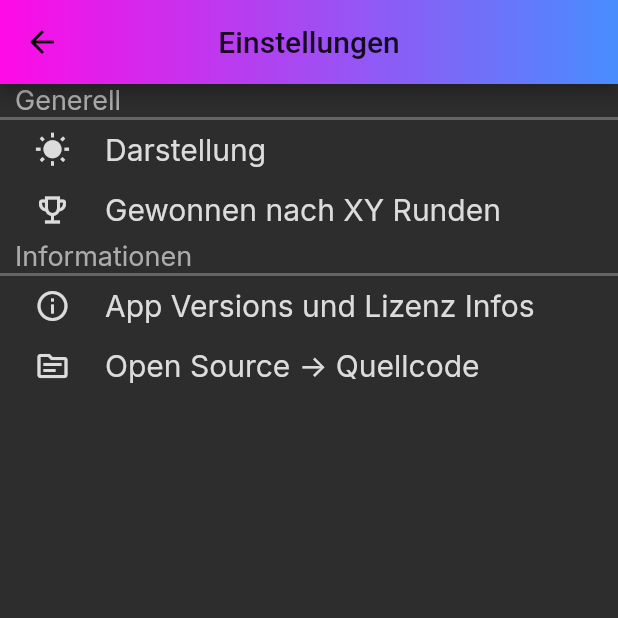
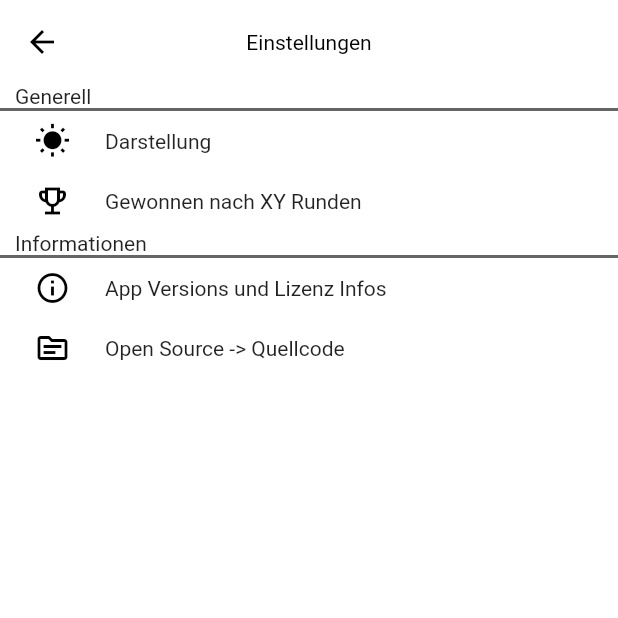
Before and after one commit to Freddy880/tic_tac_toe, a Flutter app: the screen it shows after launch, after a tap on "Einstellungen", on a phone screen of 412 x 824 dp, the top half of it. Run offline on Flutter 3.47's test engine with Material 2 defaults, Android fonts, the phone set to English and light mode, and no system bars; our stand-ins replace google_fonts.

Commit message:
Adding Themes
-Different Colors for dark and White theme

```diff
--- a/lib/GamePage.dart
+++ b/lib/GamePage.dart
@@ -59,6 +59,7 @@ class _GameState extends State<Game> {
   Widget build(BuildContext context) {
     return Scaffold(
       appBar: AppBar(
+        elevation: 0,
           centerTitle: true,
           leading: Container(),
           actions: [
@@ -92,17 +93,7 @@ class _GameState extends State<Game> {
             "Tic Tac Toe von Flo",
             style: GoogleFonts.concertOne(),
           ),
-          flexibleSpace: Container(
-            decoration: BoxDecoration(
-              gradient: LinearGradient(
-                  begin: Alignment.centerRight,
-                  end: Alignment.centerLeft,
-                  colors: [
-                    Color(0xFF488DFF),
-                    Color(0xFFFF0AE6),
-                  ]),
-            ),
-          )),
+          ),
       body: _gameBody(),
     );
   }
@@ -110,11 +101,6 @@ class _GameState extends State<Game> {
   //Body of the game Page
   _gameBody() {
     return Container(
-      decoration: BoxDecoration(
-          gradient: LinearGradient(
-              begin: Alignment.topRight,
-              end: Alignment.bottomRight,
-              colors: [Color(0xB2CE1B81), Color(0xB2361BCE)])),
       child: Column(
         children: [
           Container(
@@ -226,7 +212,7 @@ class _GameState extends State<Game> {
             itemBuilder: (context, index) {
               return Container(
                 decoration:
-                    BoxDecoration(border: Border.all(color: Color(0x992A2A2A))),
+                    BoxDecoration(border: Border.all(color: Theme.of(context).accentColor)),
                 child: GestureDetector(
                     behavior: HitTestBehavior.translucent,
                     onTap: () {
--- a/lib/ManualPage.dart
+++ b/lib/ManualPage.dart
@@ -31,24 +31,9 @@ class ManualPage extends StatelessWidget {
             "Tic Tac Toe von Flo",
             style: GoogleFonts.concertOne(),
           ),
-            flexibleSpace: Container(
-              decoration: BoxDecoration(
-                gradient: LinearGradient(
-                    begin: Alignment.centerLeft,
-                    end: Alignment.centerRight,
-                    colors: [
-                      Color(0xFFFF0AE6),
-                      Color(0xFF488DFF),
-                    ]),
         ),
-            )),
         body: Container(
           width: MediaQuery.of(context).size.width,
-          decoration: BoxDecoration(
-              gradient: LinearGradient(
-                  begin: Alignment.topRight,
-                  end: Alignment.bottomRight,
-                  colors: [Color(0xB2CE1B81), Color(0xB2361BCE)])),
           child: _buildContent(),
         ));
   }
@@ -67,7 +52,8 @@ class ManualPage extends StatelessWidget {
       Container(
           padding: EdgeInsets.fromLTRB(15, 10, 10, 15),
           child: Text(
-        "Bei dem bekannten Spiel Tic Tac Toe, spielen 2 Spieler gegeneinander. "
+            "Bei dem bekannten Spiel Tic Tac Toe, spielen 2 Spieler"
+                " gegeneinander. "
             "Das Ziel des Spiels ist es, dass man als Spieler drei seiner"
             "Zeichen Vertikal, Horizontal oder Diagonal platziert."
             "Die Spieler Spielen abwechselnd. In dieser version muss man"
--- /dev/null
+++ b/lib/MyThemes.dart
@@ -0,0 +1,59 @@
+import 'package:flutter/material.dart';
+
+class MyThemes{
+  static final darkTheme = _buildDarkTheme();
+
+
+  static final lightTheme = _buildLightTheme();
+}
+
+ThemeData _buildDarkTheme() {
+  final ThemeData base = ThemeData.dark();
+  return base.copyWith(
+    colorScheme: base.colorScheme.copyWith(
+      primary: Color(0xFFA167DF),
+      primaryVariant: Color(0xFF6b10c5),
+      onPrimary: Colors.white,
+      secondary: Color(0xFF6769DF),
+      onSecondary: Colors.black,
+      error: Colors.red,
+    ),
+    accentColor: Color(0xFF6769DF) ,
+    primaryColor: Color(0xFFA167DF),
+    scaffoldBackgroundColor:Color(0xFF2E2E2F),
+    appBarTheme: base.appBarTheme.copyWith(
+      backwardsCompatibility: false,
+      backgroundColor: Color(0xFF2E2E2F),
+    ),
+  );
+}
+ThemeData _buildLightTheme() {
+  final ThemeData base = ThemeData.light();
+  return base.copyWith(
+    colorScheme: base.colorScheme.copyWith(
+      primary: Color(0xFFC1005A),
+      primaryVariant: Color(0xFF8a0031),
+      secondary: Color(0xFF00c167),
+      secondaryVariant: Color(0xFF008f3a),
+      onPrimary: Colors.white,
+      onSecondary: Colors.black,
+    ),
+    primaryColor: Color(0xFFC1005A),
+    accentColor: Color(0xFF00c167),
+    scaffoldBackgroundColor: Colors.white,
+    appBarTheme: AppBarTheme(
+      iconTheme: IconThemeData(
+        color: Colors.black,
+      ),
+      color: Colors.white,
+      textTheme: TextTheme(
+        headline6: TextStyle(
+          color: Colors.black,
+        )
+      )
+    ),
+    iconTheme: IconThemeData(
+      color: Colors.black,
+    )
+  );
+}
--- a/lib/SettingsPage.dart
+++ b/lib/SettingsPage.dart
@@ -19,7 +19,6 @@
 
 import 'dart:ui';
 
-import 'package:flutter/cupertino.dart';
 import 'package:flutter/material.dart';
 import 'package:flutter/painting.dart';
 import 'package:flutter/services.dart';
@@ -37,13 +36,12 @@ class SettingPage extends StatefulWidget {
 }
 
 class _SettingPageState extends State<SettingPage> {
-
-
   createWinDialog(BuildContext context) {
     return showDialog(
         context: context,
         builder: (context) {
-          TextEditingController lapsWinController = TextEditingController(text: "$lapsForWin");
+          TextEditingController lapsWinController =
+              TextEditingController(text: "$lapsForWin");
           final formKey = GlobalKey<FormState>();
           return StatefulBuilder(builder: (context, setState) {
             return AlertDialog(
@@ -54,24 +52,18 @@ class _SettingPageState extends State<SettingPage> {
                 ),
                 TextButton(
                     onPressed: () {
-                      if (!formKey.currentState.validate()){
+                      if (!formKey.currentState.validate()) {
                         Navigator.pop(context);
-                        ScaffoldMessenger.of(context)
-                            .showSnackBar(
-                          SnackBar(content: Text("Ungültige Eingabe"))
-                        );
-                      }else{
+                        ScaffoldMessenger.of(context).showSnackBar(
+                            SnackBar(content: Text("Ungültige Eingabe")));
+                      } else {
                         Navigator.pop(context);
                         lapsForWin = int.parse(lapsWinController.text);
-                      ScaffoldMessenger.of(context)
-                          .showSnackBar(
-                          SnackBar(content: Text("Eingabe Erfolgreich"))
-                      );
+                        ScaffoldMessenger.of(context).showSnackBar(
+                            SnackBar(content: Text("Eingabe Erfolgreich")));
                       }
                     },
-                    child: Text(
-                      "Bestätigen"
-                    ))
+                    child: Text("Bestätigen"))
               ],
               title: Text(
                 "Benötigte runden um zu gewinnen",
@@ -83,7 +75,7 @@ class _SettingPageState extends State<SettingPage> {
                     child: TextFormField(
                       controller: lapsWinController,
                       validator: (value) {
-                      if(value == null || value.isEmpty){
+                        if (value == null || value.isEmpty) {
                           return "Muss gefüllt sein";
                         }
                         return null;
@@ -98,13 +90,9 @@ class _SettingPageState extends State<SettingPage> {
                           helperText: "Nur ganze Zahlen!",
                           border: OutlineInputBorder(
                               borderRadius: BorderRadius.circular(10),
-                        borderSide: BorderSide(
-                        )
-                      )
+                              borderSide: BorderSide())),
                     ),
-                  ),
-                )
-              ),
+                  )),
             );
           });
         });
@@ -202,6 +190,7 @@ class _SettingPageState extends State<SettingPage> {
   Widget build(BuildContext context) {
     return Scaffold(
       appBar: AppBar(
+        elevation: 0,
         leading: IconButton(
           icon: Icon(Icons.arrow_back),
           onPressed: () {
@@ -211,20 +200,8 @@ class _SettingPageState extends State<SettingPage> {
         centerTitle: true,
         title: Text(
           "Einstellungen",
-            style: GoogleFonts.concertOne(),
         ),
-          flexibleSpace: Container(
-            decoration: BoxDecoration(
-              gradient: LinearGradient(
-                  begin: Alignment.centerLeft,
-                  end: Alignment.centerRight,
-                  colors: [
-                    Color(0xFFFF0AE6),
-                    Color(0xFF488DFF),
-                  ]),
       ),
-          )),
-      backgroundColor: Color(0xFF2D2D2D),
       body: ListView(
         children: [
           Container(
@@ -233,15 +210,10 @@ class _SettingPageState extends State<SettingPage> {
                 Container(
                   child: Text("Generell",
                       textAlign: TextAlign.left,
-                      style: GoogleFonts.inter(
-                          fontSize: 18,
-                          textStyle: TextStyle(
-                            color: Color(0xFFACACAC),
-                          ))),
+                      ),
                   width: MediaQuery.of(context).size.width,
                   padding: EdgeInsets.fromLTRB(10, 0, 0, 0),
                   decoration: BoxDecoration(
-                      color: Color(0xFF2D2D2D),
                       border: Border(
                           bottom: BorderSide(
                         color: Color(0xFF656565),
@@ -249,35 +221,25 @@ class _SettingPageState extends State<SettingPage> {
                       ))),
                 ),
                 SettingsObjekt(
-                    color: Color(0xFF2D2D2D),
+                    color: Theme.of(context).scaffoldBackgroundColor,
                     icon: Icon(
                       Icons.wb_sunny_sharp,
-                      color: Color(0xFFDCDCDC),
+                      color: Theme.of(context).iconTheme.color
                     ),
                     text: Text(
                       "Darstellung",
-                      style: GoogleFonts.inter(
-                          fontSize: 20,
-                          textStyle: TextStyle(
-                            color: Color(0xFFDCDCDC),
-                          )),
                     ),
                     onTap: () {
                       createDialog(context);
                     }),
                 SettingsObjekt(
-                  color: Color(0xFF2D2D2D),
+                  color: Theme.of(context).scaffoldBackgroundColor,
                   icon: Icon(
                     Icons.emoji_events_outlined,
-                    color: Color(0xFFDCDCDC),
+                    color: Theme.of(context).iconTheme.color,
                   ),
                   text: Text(
                     "Gewonnen nach XY Runden",
-                    style: GoogleFonts.inter(
-                        fontSize: 20,
-                        textStyle: TextStyle(
-                          color: Color(0xFFDCDCDC),
-                        )),
                   ),
                   onTap: () {
                     createWinDialog(context);
@@ -290,17 +252,11 @@ class _SettingPageState extends State<SettingPage> {
             child: Column(
               children: [
                 Container(
-                  child: Text("Informationen",
-                      textAlign: TextAlign.left,
-                      style: GoogleFonts.inter(
-                          fontSize: 18,
-                          textStyle: TextStyle(
-                            color: Color(0xFFACACAC),
-                          ))),
+                  child: Text("Informationen"),
                   width: MediaQuery.of(context).size.width,
                   padding: EdgeInsets.fromLTRB(10, 0, 0, 0),
                   decoration: BoxDecoration(
-                      color: Color(0xFF2D2D2D),
+                      color: Theme.of(context).scaffoldBackgroundColor,
                       border: Border(
                           bottom: BorderSide(
                         color: Color(0xFF656565),
@@ -308,18 +264,13 @@ class _SettingPageState extends State<SettingPage> {
                       ))),
                 ),
                 SettingsObjekt(
-                    color: Color(0xFF2D2D2D),
+                    color: Theme.of(context).scaffoldBackgroundColor,
                     icon: Icon(
                       Icons.info_outline,
-                      color: Color(0xFFDCDCDC),
+                      color: Theme.of(context).iconTheme.color,
                     ),
                     text: Text(
                       "App Versions und Lizenz Infos",
-                      style: GoogleFonts.inter(
-                          fontSize: 20,
-                          textStyle: TextStyle(
-                            color: Color(0xFFDCDCDC),
-                          )),
                     ),
                     onTap: () {
                       setState(() {
@@ -328,18 +279,13 @@ class _SettingPageState extends State<SettingPage> {
                       });
                     }),
                 SettingsObjekt(
-                    color: Color(0xFF2D2D2D),
+                    color: Theme.of(context).scaffoldBackgroundColor,
                     text: Text(
                       "Open Source -> Quellcode",
-                      style: GoogleFonts.inter(
-                          fontSize: 20,
-                          textStyle: TextStyle(
-                            color: Color(0xFFDCDCDC),
-                          )),
                     ),
                     icon: Icon(
                       Icons.source_outlined,
-                      color: Color(0xFFDCDCDC),
+                      color: Theme.of(context).iconTheme.color,
                     ),
                     onTap: () {
                       _launchURL(_url);
--- a/lib/main.dart
+++ b/lib/main.dart
@@ -18,7 +18,7 @@
  */
 
 import 'package:flutter/material.dart';
-import 'package:google_fonts/google_fonts.dart';
+import 'package:tic_tac_toe/MyThemes.dart';
 import 'package:tic_tac_toe/SettingsPage.dart';
 
 import 'GamePage.dart';
@@ -39,9 +39,9 @@ class _MyAppState extends State<MyApp> {
   Widget build(BuildContext context) {
     return MaterialApp(
       title: 'Tic Tac Toe',
-      theme: ThemeData(
-        primarySwatch: Colors.grey,
-      ),
+      themeMode: ThemeMode.system,
+      theme: MyThemes.lightTheme,
+      darkTheme: MyThemes.darkTheme,
       home: MyHomePage(),
     );
   }
@@ -65,28 +65,13 @@ class _MyHomePageState extends State<MyHomePage> {
   Widget build(BuildContext context) {
     return Scaffold(
       appBar: AppBar(
+        elevation: 0,
         centerTitle: true,
         title: Text(
           "Tic Tac Toe von Flo",
-            style: GoogleFonts.concertOne(),
         ),
-          flexibleSpace: Container(
-            decoration: BoxDecoration(
-              gradient: LinearGradient(
-                  begin: Alignment.centerLeft,
-                  end: Alignment.centerRight,
-                  colors: [
-                    Color(0xFFFF0AE6),
-                    Color(0xFF488DFF),
-                  ]),
       ),
-          )),
       body: Container(
-          decoration: BoxDecoration(
-              gradient: LinearGradient(
-                  begin: Alignment.topRight,
-                  end: Alignment.bottomRight,
-                  colors: [Color(0xB2CE1B81), Color(0xB2361BCE)])),
           child: Column(
         mainAxisAlignment: MainAxisAlignment.center,
         crossAxisAlignment: CrossAxisAlignment.center,
@@ -94,74 +79,50 @@ class _MyHomePageState extends State<MyHomePage> {
           Container(
             padding: EdgeInsets.fromLTRB(0, 0, 0, 0),
             width: double.infinity,
-                child: Text(
-                  "$text",
-                  textAlign: TextAlign.center,
-                  style: GoogleFonts.concertOne(
-                    fontSize: 20,
-                  ),
-                ),
+            child: Text("$text"),
           ),
           Container(
-                padding: EdgeInsets.fromLTRB(0, 0, 0, 0),
+            padding: EdgeInsets.all(20),
             width: double.infinity,
-                child: Text(
-                  "Willkommen zu tic tac toe",
-                  textAlign: TextAlign.center,
-                  style: GoogleFonts.concertOne(
-                    fontSize: 20,
+            child: Text("Willkommen zu tic tac toe"),
           ),
-                ),
-              ),
-              OutlinedButton(
-                style: OutlinedButton.styleFrom(
-                    side: BorderSide(width: 2, color: Color(0xFF313131))),
-                child: Text(
+          Container(
+            padding: EdgeInsets.only(top: 2),
+            width: 150,
+            child: ElevatedButton.icon(
+              icon: Icon(Icons.play_arrow),
+              label: Text(
                 "Spiel starten",
-                  style: GoogleFonts.concertOne(
-                      fontSize: 20,
-                      textStyle: TextStyle(
-                        color: Color(0xFFE8E3E3),
-                      )),
               ),
               onPressed: () {
                 Navigator.push(context,
                     MaterialPageRoute(builder: (context) => Game(setText)));
               },
             ),
+          ),
           Container(
-                child: OutlinedButton(
-                  style: OutlinedButton.styleFrom(
-                      side: BorderSide(width: 2, color: Color(0xFF313131))),
-                  child: Text(
+            padding: EdgeInsets.only(top: 2),
+            width: 150,
+            child: OutlinedButton.icon(
+              icon: Icon(Icons.settings),
+              label: Text(
                 "Einstellungen",
-                    style: GoogleFonts.concertOne(
-                      fontSize: 20,
-                      textStyle: TextStyle(
-                        color: Color(0xFFE8E3E3),
               ),
-                    ),
-                  ),
-                  onPressed: (){
+              onPressed: () {
                 Navigator.push(context,
                     MaterialPageRoute(builder: (context) => SettingPage()));
               },
             ),
           ),
           Container(
-                child: OutlinedButton(
-                  style: OutlinedButton.styleFrom(
-                      side: BorderSide(width: 2, color: Color(0xFF313131))),
-                  child: Text(
+            padding: EdgeInsets.only(top: 2),
+            width: 150,
+            child: OutlinedButton.icon(
+              icon: Icon(Icons.description_outlined),
+              label: Text(
                 "Anleitung",
-                    style: GoogleFonts.concertOne(
-                      fontSize: 20,
-                      textStyle: TextStyle(
-                        color: Color(0xFFE8E3E3),
               ),
-                    ),
-                  ),
-                  onPressed: (){
+              onPressed: () {
                 Navigator.push(context,
                     MaterialPageRoute(builder: (context) => ManualPage()));
               },
```
Lines whose indentation alone changed are shown as unchanged.
